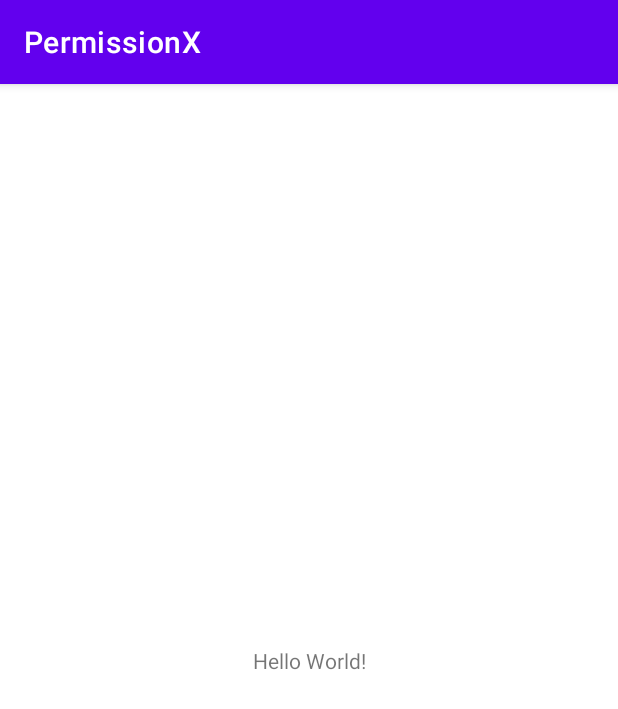
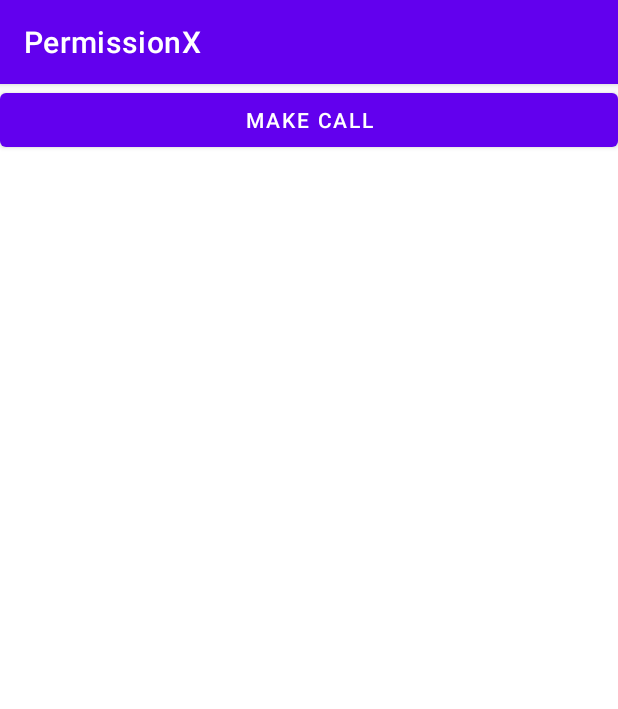
Before and after one commit to SSR-hyx/PermissionX, an Android app: the screen it shows after launch (MainActivity), on a phone screen of 412 x 824 dp. Shown: the top 709 px of the screen. Run offline under Robolectric (Android 15) with nearby library versions, the phone set to English and light mode, and no system bars.

Commit message:
完成PermissionX库的开发与测试工作。

```diff
--- /dev/null
+++ b/Library/src/main/AndroidManifest.xml
@@ -0,0 +1,5 @@
+<?xml version="1.0" encoding="utf-8"?>
+<manifest xmlns:android="http://schemas.android.com/apk/res/android"
+    package="com.permissionx.hyxdev">
+
+</manifest>
--- a/app/src/main/AndroidManifest.xml
+++ b/app/src/main/AndroidManifest.xml
@@ -1,6 +1,8 @@
 <?xml version="1.0" encoding="utf-8"?>
 <manifest xmlns:android="http://schemas.android.com/apk/res/android"
     package="com.permissionx.app">
+
+    <uses-permission android:name="android.permission.CALL_PHONE" />
 
     <application
         android:allowBackup="true"
--- a/app/src/main/res/layout/activity_main.xml
+++ b/app/src/main/res/layout/activity_main.xml
@@ -1,18 +1,12 @@
 <?xml version="1.0" encoding="utf-8"?>
-<androidx.constraintlayout.widget.ConstraintLayout xmlns:android="http://schemas.android.com/apk/res/android"
-    xmlns:app="http://schemas.android.com/apk/res-auto"
-    xmlns:tools="http://schemas.android.com/tools"
+<LinearLayout xmlns:android="http://schemas.android.com/apk/res/android"
     android:layout_width="match_parent"
-    android:layout_height="match_parent"
-    tools:context=".MainActivity">
+    android:layout_height="match_parent">
 
-    <TextView
-        android:layout_width="wrap_content"
+    <Button
+        android:id="@+id/makeCallBtn"
+        android:layout_width="match_parent"
         android:layout_height="wrap_content"
-        android:text="Hello World!"
-        app:layout_constraintBottom_toBottomOf="parent"
-        app:layout_constraintLeft_toLeftOf="parent"
-        app:layout_constraintRight_toRightOf="parent"
-        app:layout_constraintTop_toTopOf="parent" />
+        android:text="Make Call" />
 
-</androidx.constraintlayout.widget.ConstraintLayout>
+</LinearLayout>
--- a/settings.gradle
+++ b/settings.gradle
@@ -14,3 +14,4 @@ dependencyResolutionManagement {
 }
 rootProject.name = "PermissionX"
 include ':app'
+include ':Library'
```
Also changed, not shown: Library/build.gradle (added, +40 -0 lines), Library/src/main/java/com/permissionx/hyxdev/InvisibleFragment.kt (added, +33 -0 lines), Library/src/main/java/com/permissionx/hyxdev/PermissionX.kt (added, +22 -0 lines), app/src/main/java/com/permissionx/app/MainActivity.kt (+28 -0 lines), 5 other files.
